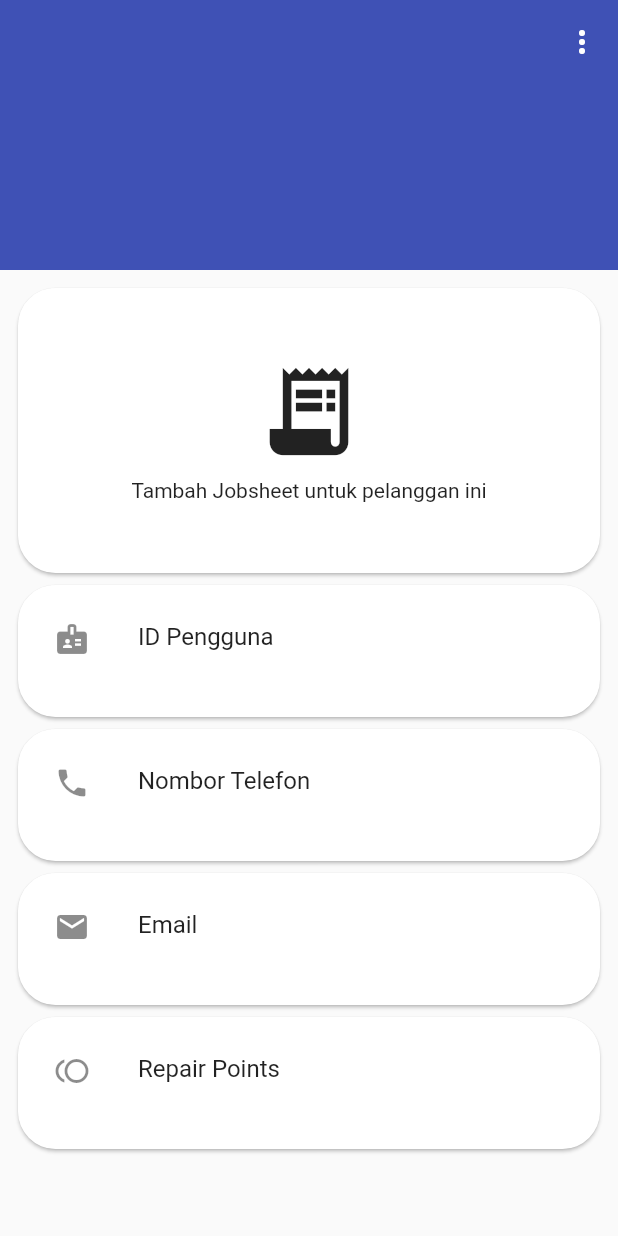
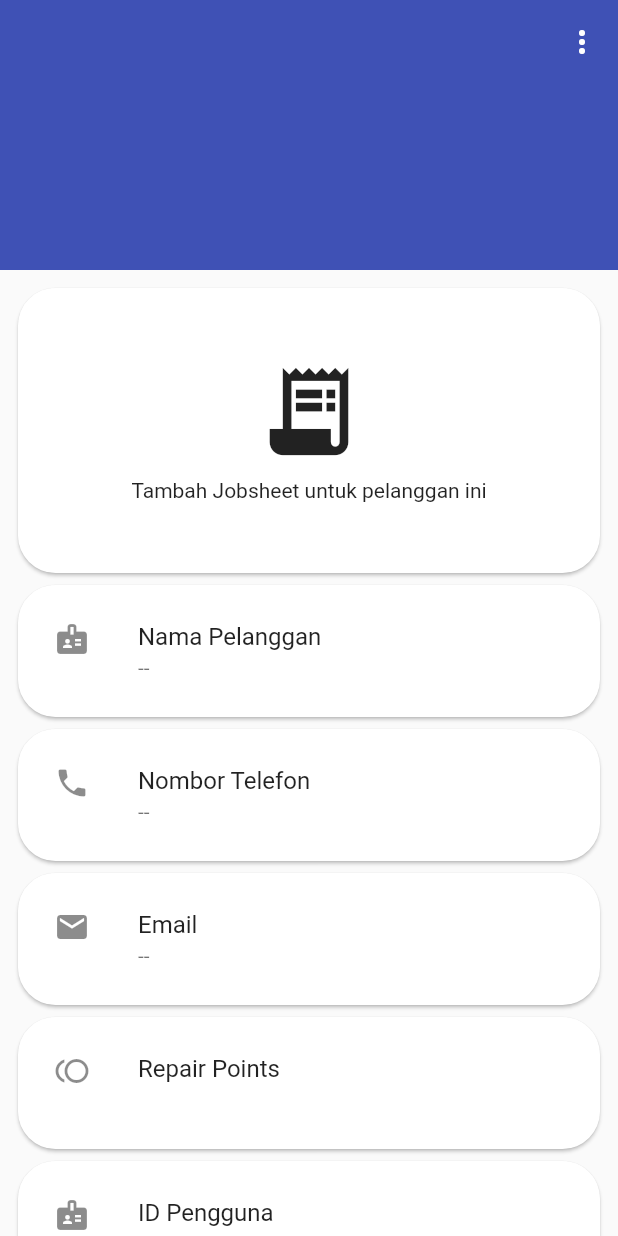
Before and after one commit to TuanPengarah/admin_panel_v2, a Flutter app: the CustomerInfoPage widget shown alone on an empty page, opened directly with empty values, on a phone screen of 412 x 824 dp. Run offline on Flutter 3.47's test engine with Material 2 defaults, Android fonts, the phone set to English and light mode, and no system bars; our stand-ins replace cloud_firestore, firebase_auth, firebase_core, fl_chart, flutter_native_contact_picker, get and 6 more; missing offline and left inert: esc_pos_bluetooth, esc_pos_utils, flutter_advanced_avatar, flutter_bluetooth_basic; accounts and stored records are empty.

Commit message:
Add categories contact bottom sheet More improvement on Cust Info
Signed-off-by: Akid Fikri Azhar <akidfikriazhar@gmail.com>

```diff
--- a/lib/API/firestoreAPI.dart
+++ b/lib/API/firestoreAPI.dart
@@ -57,6 +57,7 @@ class FirestoreContoller extends GetxController {
           'photoURL': '',
           'timeStamp': FieldValue.serverTimestamp(),
         });
+        await credential.user.updateDisplayName(nama);
         status.value = 'Tahniah! data pelanggan telah di setkan!';
       }).catchError((err) async {
         app.delete();
@@ -132,7 +133,11 @@ class FirestoreContoller extends GetxController {
     });
 
     // Tambah point
+
     status.value = 'Menambah transaction Points...';
+    if (userUID == null || userUID == '') {
+      await _firestore.collection('customer').doc(mysid).update({'Points': 10});
+    } else {
       DocumentReference documentReference =
           FirebaseFirestore.instance.collection('customer').doc(userUID);
       await _firestore
@@ -151,6 +156,7 @@ class FirestoreContoller extends GetxController {
             status.value = 'Kesalahan telah berlaku! : $err';
             ShowSnackbar.error('Kesalahan telah berlaku!', err, false);
           });
+    }
 
     return status.value;
   }
--- a/lib/config/haptic_feedback.dart
+++ b/lib/config/haptic_feedback.dart
@@ -16,6 +16,6 @@ class Haptic {
   }
 
   static void feedbackClick() async {
-    HapticFeedback.lightImpact();
+    HapticFeedback.mediumImpact();
   }
 }
--- a/lib/cust_overview/page/info_cust.dart
+++ b/lib/cust_overview/page/info_cust.dart
@@ -88,22 +88,19 @@ class CustomerInfoPage extends StatelessWidget {
                         ),
                       ),
                       infoCard(
-                        title: 'ID Pengguna',
-                        subtitle: _data[0],
-                        icon: Icons.badge,
-                        pressed: () =>
-                            _overviewController.launchWhatsapp(_data[3]),
-                      ),
+                          title: 'Nama Pelanggan',
+                          subtitle: _data[1] == '' ? '--' : _data[1],
+                          icon: Icons.badge,
+                          pressed: () {}),
                       infoCard(
                         title: 'Nombor Telefon',
-                        subtitle: _data[3],
+                        subtitle: _data[3] == '' ? '--' : _data[3],
                         icon: Icons.phone,
-                        pressed: () =>
-                            _overviewController.launchCaller(_data[3]),
+                        pressed: () => _overviewController.showSheet(_data[3]),
                       ),
                       infoCard(
                         title: 'Email',
-                        subtitle: _data[4],
+                        subtitle: _data[4] == '' ? '--' : _data[4],
                         icon: Icons.email,
                         pressed: () =>
                             _overviewController.launchEmail(_data[4], _data[1]),
@@ -112,9 +109,15 @@ class CustomerInfoPage extends StatelessWidget {
                         title: 'Repair Points',
                         subtitle: _data[5].toString(),
                         icon: Icons.toll,
-                        pressed: () => _overviewController.launchSms(_data[3]),
+                        pressed: () {},
                       ),
-                      SizedBox(height: 50),
+                      infoCard(
+                        title: 'ID Pengguna',
+                        subtitle: _data[0],
+                        icon: Icons.badge,
+                        pressed: () => _overviewController.copyUID(_data[0]),
+                      ),
+                      SizedBox(height: 30),
                     ],
                   ),
                 ),
--- a/lib/home/page/customer_page.dart
+++ b/lib/home/page/customer_page.dart
@@ -187,7 +187,7 @@ class CustomerPage extends StatelessWidget {
                                         ),
                                       ),
                                       title: Text(customer['Nama']),
-                                      subtitle: Text(customer['No Phone']),
+                                      subtitle: Text(customer['No Phone'] == ''?'--' :customer['No Phone']),
                                     );
                                   },
                                 ),
```
Also changed, not shown: lib/cust_overview/controller/overview_controller.dart (+48 -5 lines), lib/jobsheet/controller/jobsheet_controller.dart (+9 -1 lines). Lines whose indentation alone changed are shown as unchanged.
